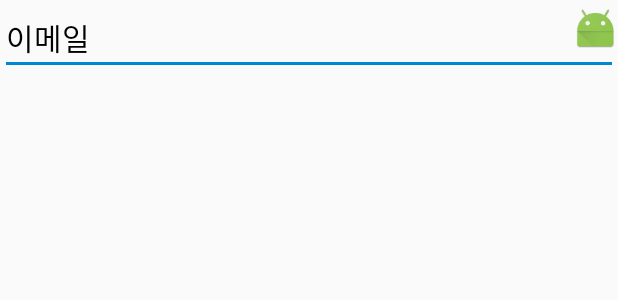
After one commit to OmarBradley/RingRing, an Android app: the layout view_edit_text_with_submit_button.xml on its own in the app's theme, with its tools: preview values and no code run, on a phone screen of 412 x 824 dp. The commit adds this screen. Shown: the top 300 px of the screen. Run offline under Robolectric (Android 15) with nearby library versions, the phone set to English and light mode, and no system bars.

Commit message:
160520 - EditTextWithSubmitButtonView 미완성

```diff
--- a/app/src/main/java/olab/ringring/join/login/LoginFragment.java
+++ b/app/src/main/java/olab/ringring/join/login/LoginFragment.java
@@ -4,8 +4,6 @@ package olab.ringring.join.login;
 import android.content.Intent;
 import android.os.Bundle;
 import android.support.v4.app.Fragment;
-import android.text.Editable;
-import android.text.TextWatcher;
 import android.view.LayoutInflater;
 import android.view.View;
 import android.view.ViewGroup;
@@ -17,13 +15,12 @@ import butterknife.Bind;
 import butterknife.ButterKnife;
 import olab.ringring.R;
 import olab.ringring.main.home.HomeActivity;
-import olab.ringring.util.NullCommand;
 
 public class LoginFragment extends Fragment {
 
     // TODO: 2016-05-18 view들의 id 선언해주기..
     @Bind(R.id.edit_login_password) MaskedEditText editLoginPassword;
-    @Bind(R.id.edit_login_email) EditText editLoginEmail;
+    @Bind(R.id.edit_content_text) EditText editLoginEmail;
 
 
 
--- a/app/src/main/java/olab/ringring/main/home/HomeActivity.java
+++ b/app/src/main/java/olab/ringring/main/home/HomeActivity.java
@@ -89,7 +89,4 @@ public class HomeActivity extends AppCompatActivity
         fragmentTransaction.add(R.id.container_chat_fragment, chatFragment);
         fragmentTransaction.commit();
     }
-
-
-
 }
--- a/app/src/main/res/drawable-v21/ripple_submit_edit_text.xml
+++ b/app/src/main/res/drawable-v21/ripple_edit_text_submit_button.xml
@@ -1,5 +1,5 @@
 <?xml version="1.0" encoding="utf-8"?>
 <ripple xmlns:android="http://schemas.android.com/apk/res/android"
-    android:color="@color/colorAccent">
-    <item android:drawable="@android:drawable/btn_plus"/>
+    android:color="@color/colorRipple">
+    <item android:drawable="@mipmap/ic_launcher"/>
 </ripple>
--- a/app/src/main/res/layout/fragment_login.xml
+++ b/app/src/main/res/layout/fragment_login.xml
@@ -8,7 +8,7 @@
     tools:context="olab.ringring.join.login.LoginFragment">
 
     <EditText
-        android:id="@+id/edit_login_email"
+        android:id="@+id/edit_content_text"
         style="@style/JoinEditText"
         android:ems="10"
         android:hint="@string/login_email_hint"
--- /dev/null
+++ b/app/src/main/res/layout/view_edit_text_with_submit_button.xml
@@ -0,0 +1,21 @@
+<?xml version="1.0" encoding="utf-8"?>
+<FrameLayout xmlns:android="http://schemas.android.com/apk/res/android"
+    android:layout_width="match_parent"
+    android:layout_height="wrap_content">
+
+    <EditText
+        android:id="@+id/edit_content_text"
+        style="@style/JoinEditText.SubmitEditText"
+        android:hint="@string/login_email_hint"
+        android:inputType="textPassword" />
+
+    <Button
+        android:id="@+id/btn_submit"
+        android:layout_width="30dp"
+        android:layout_height="30dp"
+        android:layout_gravity="right|top"
+        android:layout_marginTop="4dp"
+        android:background="@drawable/ripple_edit_text_submit_button"
+        android:paddingEnd="2dp" />
+
+</FrameLayout>
--- a/app/src/main/res/values/styles.xml
+++ b/app/src/main/res/values/styles.xml
@@ -37,7 +37,7 @@
     </style>
 
     <style name="JoinEditText.SubmitEditText">
-        <item name="android:imeOptions">actionNone</item>
+        <item name="android:imeOptions">actionDone</item>
     </style>
 
     <style name="ShowDdayViewText">
```
Also changed, not shown: app/src/main/AndroidManifest.xml (+4 -4 lines), app/src/main/java/olab/ringring/join/customview/EditTextWithSubmitButtonView.java (added, +68 -0 lines).
